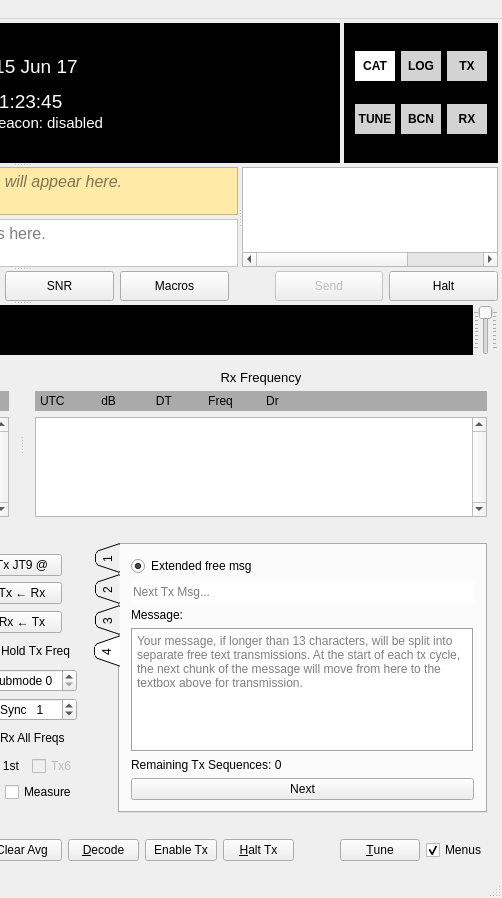
Qt form mainwindow.ui (qcmiao1998/js8call) before a commit; both pictures show x 458 to 960 and y 0 to 898 of the 960 by 898 pixel window.
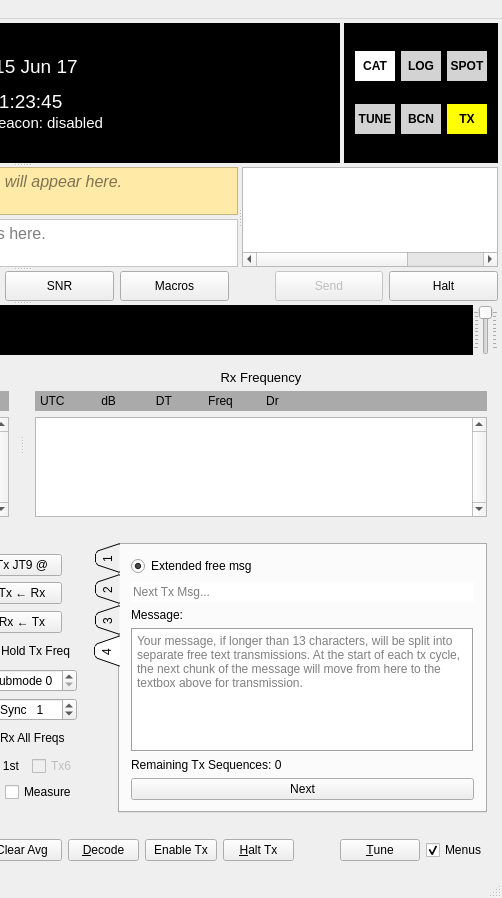
The same form after that commit. Custom widgets are drawn as their Qt base class.

Commit message: Added SPOT button to UI

```diff
--- a/mainwindow.ui
+++ b/mainwindow.ui
@@ -532,9 +532,9 @@
                </widget>
               </item>
               <item row="0" column="2">
-               <widget class="QPushButton" name="autoButton">
+               <widget class="QPushButton" name="spotButton">
                 <property name="enabled">
-                 <bool>false</bool>
+                 <bool>true</bool>
                 </property>
                 <property name="sizePolicy">
                  <sizepolicy hsizetype="Fixed" vsizetype="Fixed">
@@ -583,7 +583,7 @@
 }</string>
                 </property>
                 <property name="text">
-                 <string>TX</string>
+                 <string>SPOT</string>
                 </property>
                 <property name="checkable">
                  <bool>true</bool>
@@ -591,6 +591,7 @@
                </widget>
               </item>
               <item row="1" column="2">
+              <widget class="QWidget" name="monitorContainer" native="true">
                <widget class="QPushButton" name="monitorButton">
                 <property name="enabled">
                  <bool>true</bool>
@@ -648,6 +649,56 @@
                  <bool>true</bool>
                 </property>
                </widget>
+               <widget class="QPushButton" name="monitorTxButton">
+               <property name="visible">
+                <bool>false</bool>
+               </property>
+                <property name="enabled">
+                 <bool>true</bool>
+                </property>
+                <property name="sizePolicy">
+                 <sizepolicy hsizetype="Fixed" vsizetype="Fixed">
+                  <horstretch>0</horstretch>
+                  <verstretch>0</verstretch>
+                 </sizepolicy>
+                </property>
+                <property name="minimumSize">
+                 <size>
+                  <width>40</width>
+                  <height>30</height>
+                 </size>
+                </property>
+                <property name="maximumSize">
+                 <size>
+                  <width>40</width>
+                  <height>30</height>
+                 </size>
+                </property>
+                <property name="styleSheet">
+                 <string notr="true">QPushButton {
+font-family: helvetica;
+font-size: 9pt;
+font-weight: bold;
+color: black;
+border-style: solid;
+border-width:0px;
+border-color: gray;
+max-height:30px;
+min-width:40px;
+min-height:30px;
+max-width:40px;;
+background-color: yellow;
+}
+</string>
+                </property>
+                <property name="text">
+                 <string>TX</string>
+                </property>
+                <property name="checkable">
+                 <bool>false</bool>
+                </property>
+               </widget>
+              </widget>
               </item>
               <item row="1" column="0">
                <widget class="QPushButton" name="tuneButton">
@@ -3747,7 +3798,7 @@
         </widget>
        </item>
        <item>
-        <widget class="QPushButton" name="autoButton_old">
+        <widget class="QPushButton" name="autoButton">
          <property name="minimumSize">
           <size>
            <width>50</width>
```
Left out of the diff: 2 changed lines with no effect on the pictures. The commit also changes 5 other files.
